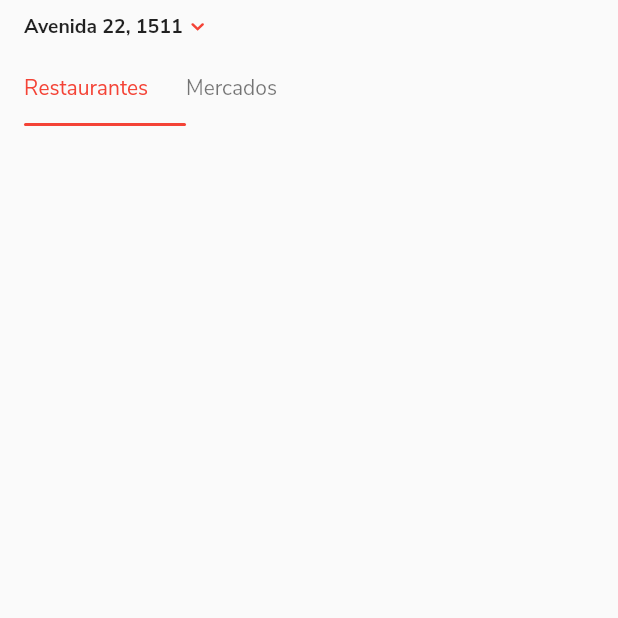
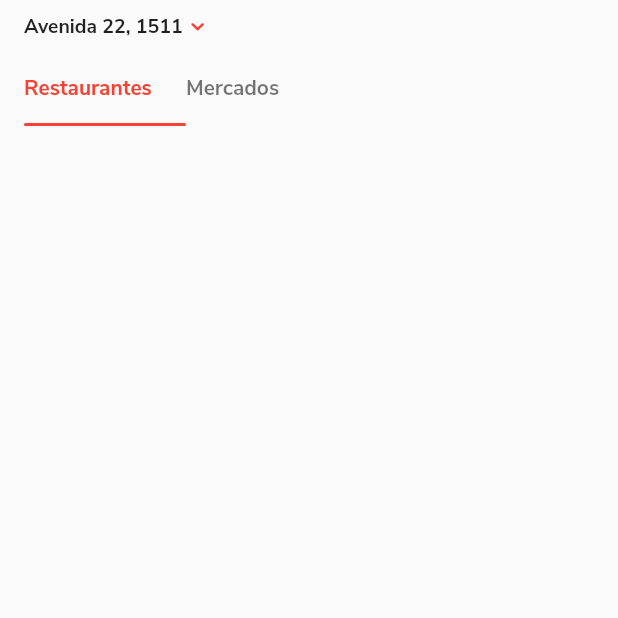
Before and after one commit to joaobaronisilva/iFood, a Flutter app: the screen it shows after launch, on a phone screen of 412 x 824 dp, the top half of it. Run offline on Flutter 3.47's test engine with Material 2 defaults, Android fonts, the phone set to English and light mode, and no system bars; our stand-ins replace flutter_svg, tab_indicator_styler.

Commit message:
move labelStyle from TabBar to its own typography in AppTypography class

```diff
--- a/lib/core/theme/app_typography.dart
+++ b/lib/core/theme/app_typography.dart
@@ -1,4 +1,6 @@
 import 'package:flutter/material.dart';
+
+import 'app_colors.dart';
 
 class AppTypography {
   static TextStyle? bodyText(BuildContext context) {
@@ -11,6 +13,13 @@ class AppTypography {
         );
   }
 
+  static TextStyle? tabBarStyle(BuildContext context) {
+    return Theme.of(context).textTheme.bodyText1?.copyWith(
+          fontWeight: FontWeight.w700,
+          color: AppColors.primaryColor,
+        );
+  }
+
   static TextStyle? localTextStyle(BuildContext context) {
     return Theme.of(context)
         .textTheme
--- a/lib/views/content/content_page.dart
+++ b/lib/views/content/content_page.dart
@@ -36,8 +36,7 @@ class _ContentPageState extends State<ContentPage>
               labelColor: AppColors.primaryColor,
               controller: tabController,
               unselectedLabelColor: AppColors.black54,
-              labelStyle: AppTypography.bodyText(context)
-                  ?.copyWith(color: AppColors.primaryColor),
+              labelStyle: AppTypography.tabBarStyle(context),
               indicator: MaterialIndicator(
                   color: AppColors.primaryColor,
                   height: 2,
```
